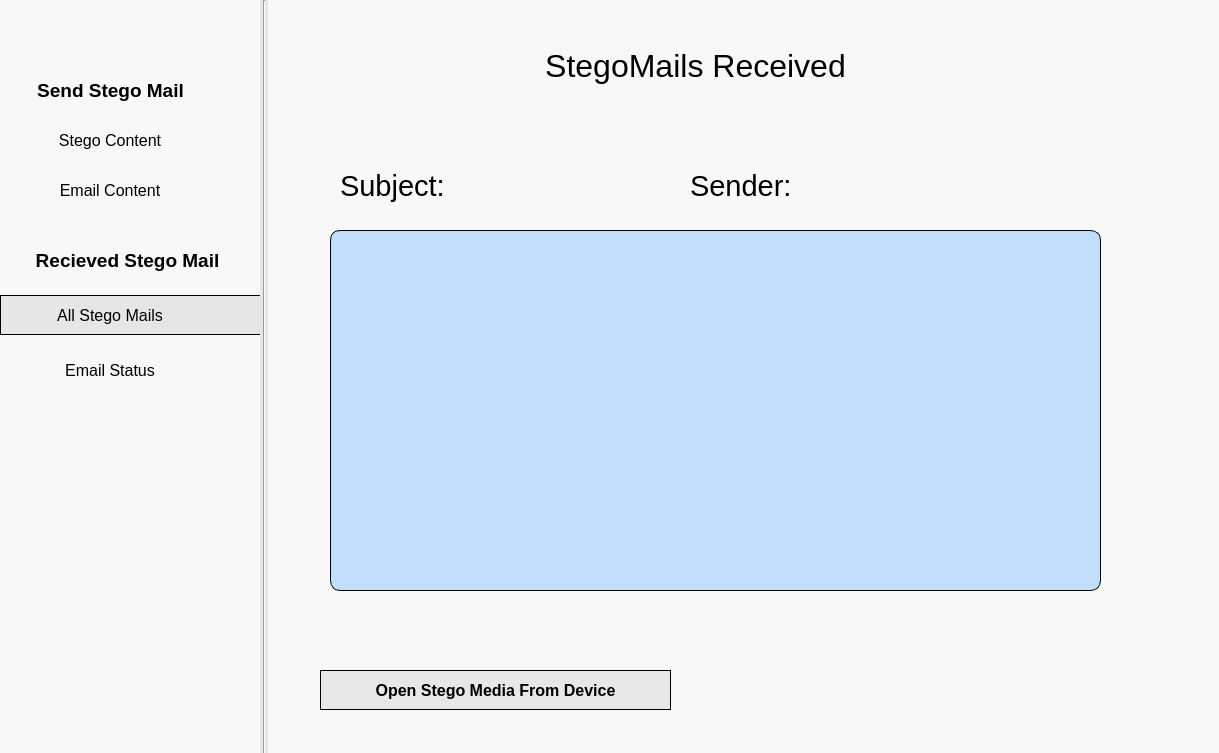
Old version of the form UI_Files/Decryption.ui in the repository StegoMailo/Desktop-App.
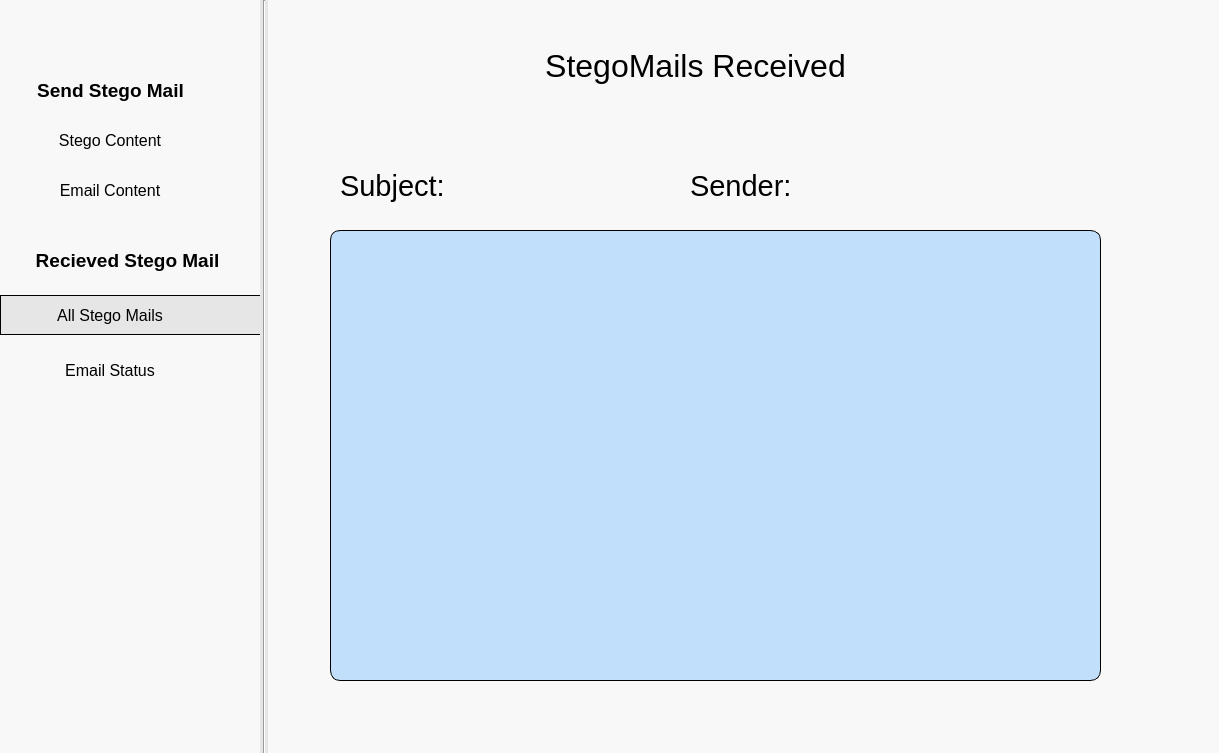
New version of the form.

Commit message: Finished receiving Stego Mail

Patch:
```diff
--- a/UI_Files/Decryption.ui
+++ b/UI_Files/Decryption.ui
@@ -65,7 +65,7 @@
      <x>330</x>
      <y>230</y>
      <width>771</width>
-     <height>361</height>
+     <height>451</height>
     </rect>
    </property>
    <property name="font">
@@ -95,32 +95,6 @@
 </string>
    </property>
   </widget>
-  <widget class="QPushButton" name="btnUploadStego">
-   <property name="geometry">
-    <rect>
-     <x>320</x>
-     <y>670</y>
-     <width>351</width>
-     <height>40</height>
-    </rect>
-   </property>
-   <property name="font">
-    <font>
-     <pointsize>12</pointsize>
-     <weight>75</weight>
-     <bold>true</bold>
-    </font>
-   </property>
-   <property name="styleSheet">
-    <string notr="true">background-color: rgb(231, 231, 231);
-color: black;
-border: 0.5px solid #000000;
-</string>
-   </property>
-   <property name="text">
-    <string>Open Stego Media From Device</string>
-   </property>
-  </widget>
   <widget class="QPushButton" name="btnEncryption">
    <property name="geometry">
     <rect>
```
The commit also changes 26 other files.
